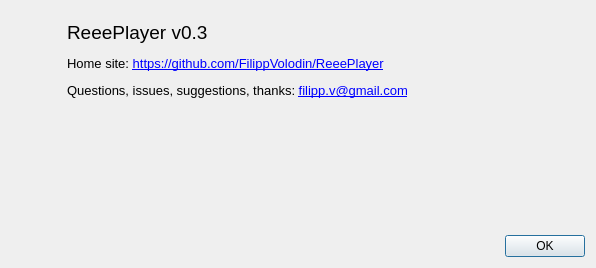
Qt form ReeePlayer/forms/about_window.ui (FilippVolodin/ReeePlayer) before a commit.
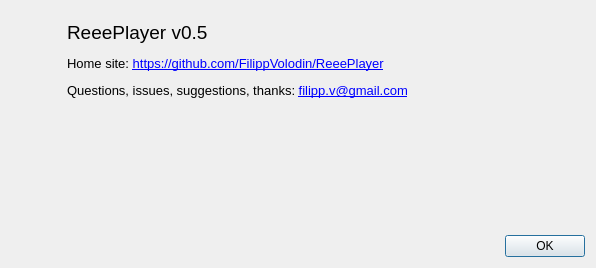
The same form after that commit. Icons and pictures are not drawn.

Diff of the .ui file:
```diff
--- a/ReeePlayer/forms/about_window.ui
+++ b/ReeePlayer/forms/about_window.ui
@@ -75,7 +75,7 @@
           </sizepolicy>
          </property>
          <property name="text">
-          <string>&lt;html&gt;&lt;head/&gt;&lt;body&gt;&lt;p&gt;&lt;span style=&quot; font-size:14pt;&quot;&gt;ReeePlayer v0.3&lt;/span&gt;&lt;/p&gt;&lt;p&gt;&lt;span style=&quot; font-size:10pt;&quot;&gt;Home site: &lt;/span&gt;&lt;a href=&quot;https://github.com/FilippVolodin/ReeePlayer&quot;&gt;&lt;span style=&quot; font-size:10pt; text-decoration: underline; color:#0000ff;&quot;&gt;https://github.com/FilippVolodin/ReeePlayer&lt;/span&gt;&lt;/a&gt;&lt;/p&gt;&lt;p&gt;&lt;span style=&quot; font-size:10pt;&quot;&gt;Questions, issues, suggestions, thanks: &lt;/span&gt;&lt;a href=&quot;mailto:filipp.v@gmail.com&quot;&gt;&lt;span style=&quot; font-size:10pt; text-decoration: underline; color:#0000ff;&quot;&gt;filipp.v@gmail.com&lt;/span&gt;&lt;/a&gt;&lt;/p&gt;&lt;p&gt;&lt;br/&gt;&lt;/p&gt;&lt;/body&gt;&lt;/html&gt;</string>
+          <string>&lt;html&gt;&lt;head/&gt;&lt;body&gt;&lt;p&gt;&lt;span style=&quot; font-size:14pt;&quot;&gt;ReeePlayer v0.5&lt;/span&gt;&lt;/p&gt;&lt;p&gt;&lt;span style=&quot; font-size:10pt;&quot;&gt;Home site: &lt;/span&gt;&lt;a href=&quot;https://github.com/FilippVolodin/ReeePlayer&quot;&gt;&lt;span style=&quot; font-size:10pt; text-decoration: underline; color:#0000ff;&quot;&gt;https://github.com/FilippVolodin/ReeePlayer&lt;/span&gt;&lt;/a&gt;&lt;/p&gt;&lt;p&gt;&lt;span style=&quot; font-size:10pt;&quot;&gt;Questions, issues, suggestions, thanks: &lt;/span&gt;&lt;a href=&quot;mailto:filipp.v@gmail.com&quot;&gt;&lt;span style=&quot; font-size:10pt; text-decoration: underline; color:#0000ff;&quot;&gt;filipp.v@gmail.com&lt;/span&gt;&lt;/a&gt;&lt;/p&gt;&lt;p&gt;&lt;br/&gt;&lt;/p&gt;&lt;/body&gt;&lt;/html&gt;</string>
          </property>
          <property name="openExternalLinks">
           <bool>true</bool>
```
